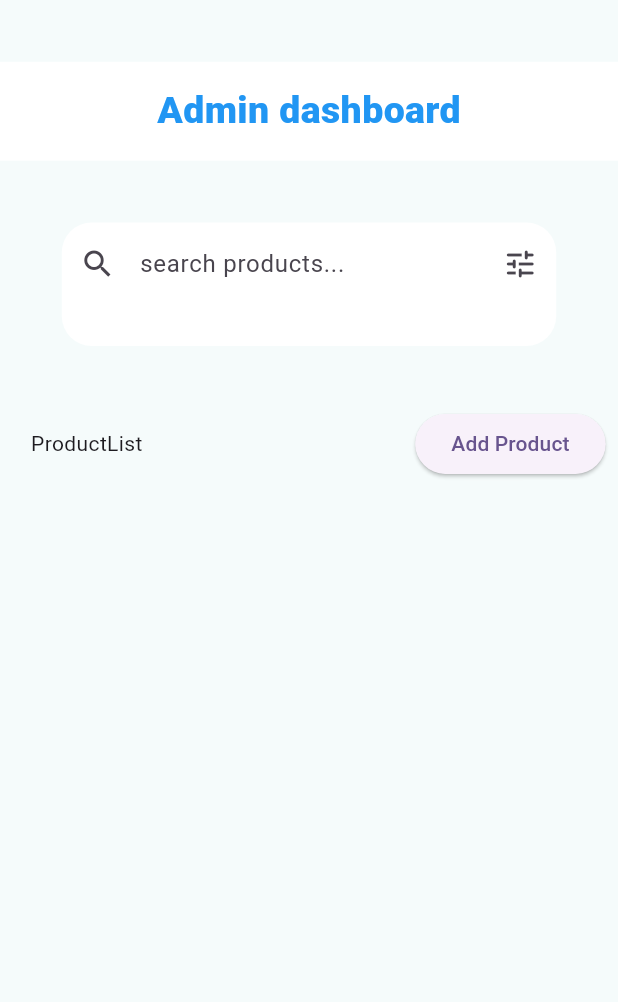
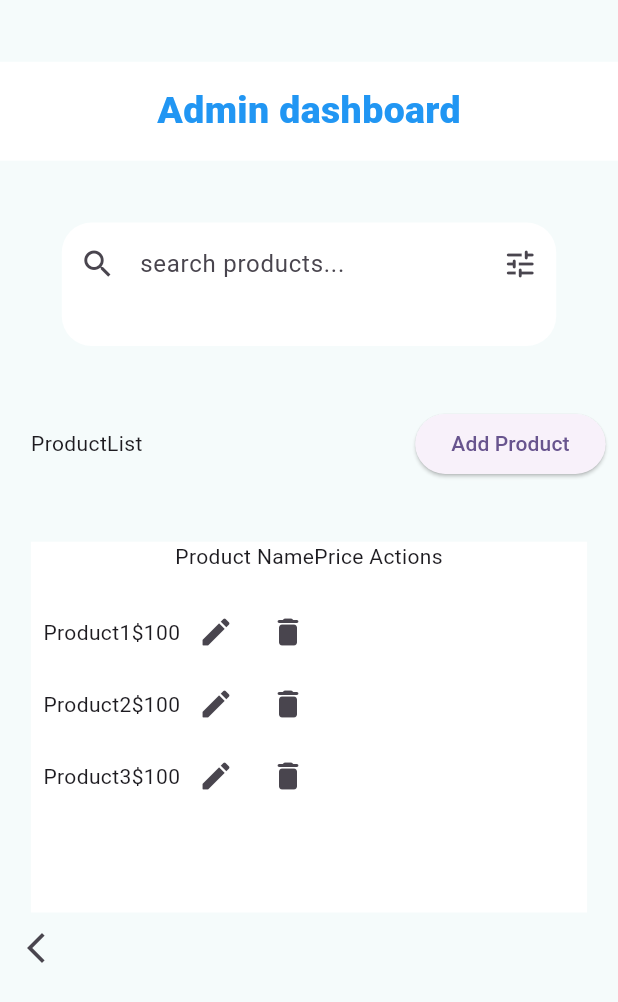
Before and after one commit to ume-rubab/asan_khridari, a Flutter app: the Admin screen opened directly, on a phone screen of 412 x 824 dp. Shown: the top 1002 px of the screen. Run offline on Flutter 3.47's test engine with Material 3 defaults, Android fonts, the light colour scheme and no system bars; network calls fail.

Commit message:
Adminpage

```diff
--- a/lib/admin.dart
+++ b/lib/admin.dart
@@ -1,3 +1,4 @@
+import 'package:asan_khridari/homepage.dart';
 import 'package:flutter/material.dart';
 
 class Admin extends StatefulWidget {
@@ -47,6 +48,7 @@ class _AdminState extends State<Admin> {
                         ),
                       ),
                     ),
+
                     SizedBox(height: height*0.05,),
                     Row(children:
                     [
@@ -57,7 +59,34 @@ class _AdminState extends State<Admin> {
                         child: Text("Add Product"),
                        ),
                        SizedBox(width: width*0.02,),
-                       ],)
+                       ],),
+                       SizedBox(height: height*0.05,),
+                       Container(
+                         height: height* 0.3,
+                      width: width * 0.9,
+                      decoration: BoxDecoration(
+                         color: Colors.white,),
+                         child: Column(children: [
+
+                          Text("Product NamePrice Actions"),
+                          SizedBox(height:height*0.02),
+                          custumrow(width, "Product1\$100"),
+                          custumrow(width, "Product2\$100"),
+                          custumrow(width, "Product3\$100"),
+                         ],)
+
+
+
+                       ),
+                       Align(
+                        alignment: Alignment.topLeft,
+                        child: IconButton(
+                          onPressed: (){
+                            Navigator.pushAndRemoveUntil(context, MaterialPageRoute(builder: (context)=>HomePage()), (route) => false);
+                          },
+                           icon: Icon(Icons.arrow_back_ios_new_outlined,),
+                          )
+                      )
               ]
               )
               )
@@ -65,3 +94,12 @@ class _AdminState extends State<Admin> {
               );
   }
 }
+
+Row custumrow(double width,String text){
+  return Row(children: [
+                             SizedBox(width: width * 0.02,),
+                            Text(text),
+                            IconButton(onPressed: (){}, icon: Icon(Icons.edit_rounded)),
+                             IconButton(onPressed: (){}, icon: Icon(Icons.delete_rounded)),
+                          ],);
+}
```
